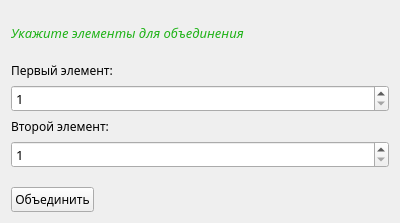
programmister68/DSU, file forms/dialog_union.ui: the form before one commit.
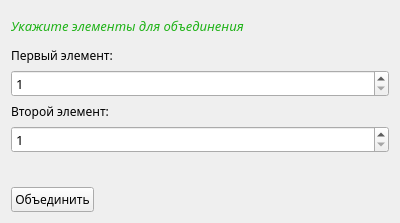
The form after the commit.

Diff of the .ui file:
```diff
--- a/forms/dialog_union.ui
+++ b/forms/dialog_union.ui
@@ -171,6 +171,55 @@
        </property>
       </widget>
      </item>
+     <item>
+      <widget class="QLabel" name="label_4">
+       <property name="palette">
+        <palette>
+         <active>
+          <colorrole role="WindowText">
+           <brush brushstyle="SolidPattern">
+            <color alpha="255">
+             <red>255</red>
+             <green>0</green>
+             <blue>0</blue>
+            </color>
+           </brush>
+          </colorrole>
+         </active>
+         <inactive>
+          <colorrole role="WindowText">
+           <brush brushstyle="SolidPattern">
+            <color alpha="255">
+             <red>255</red>
+             <green>0</green>
+             <blue>0</blue>
+            </color>
+           </brush>
+          </colorrole>
+         </inactive>
+         <disabled>
+          <colorrole role="WindowText">
+           <brush brushstyle="SolidPattern">
+            <color alpha="255">
+             <red>120</red>
+             <green>120</green>
+             <blue>120</blue>
+            </color>
+           </brush>
+          </colorrole>
+         </disabled>
+        </palette>
+       </property>
+       <property name="font">
+        <font>
+         <family>Nokia Sans S60</family>
+        </font>
+       </property>
+       <property name="text">
+        <string/>
+       </property>
+      </widget>
+     </item>
      <item>
       <spacer name="verticalSpacer_2">
        <property name="orientation">
```
